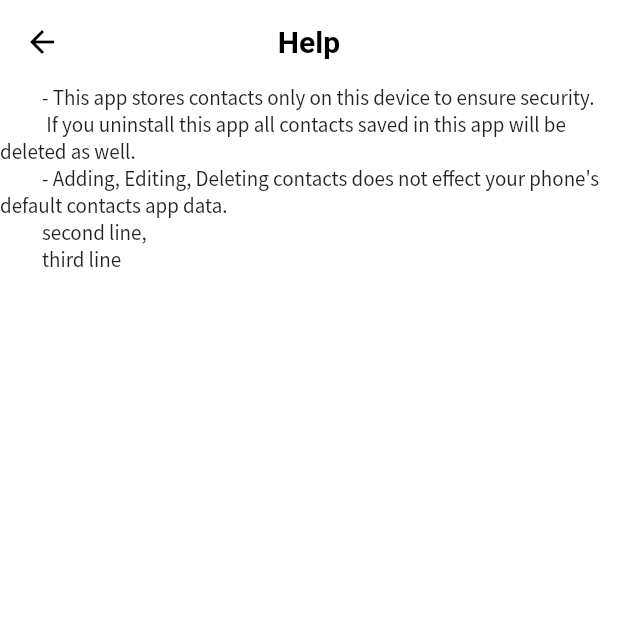
After one commit to islam-ahsanul/Quick-Contacts, a Flutter app: the screen it shows after launch, in the side drawer, after a tap on "Help", on a phone screen of 412 x 824 dp, the top half of it. The commit adds this screen. Run offline on Flutter 3.47's test engine with Material 2 defaults, Android fonts, the phone set to English and light mode, and no system bars; our stand-ins replace flutter_sticky_header, image_picker, shared_preferences, sqflite; missing offline and left inert: flutter_scrolling_fab_animated; accounts and stored records are empty; Roboto replaces fonts that are missing (MPLUSRounded).

Commit message:
added help and about screens

```diff
--- a/lib/main.dart
+++ b/lib/main.dart
@@ -7,6 +7,8 @@ import './screens/addContacts_screen.dart';
 import './screens/contacts_detail_screen.dart';
 import './screens/tabs_screen.dart';
 import './screens/edit_screen.dart';
+import './screens/help_screen.dart';
+import './screens/about_screen.dart';
 
 void main() {
   runApp(const MyApp());
@@ -38,6 +40,8 @@ class MyApp extends StatelessWidget {
           AddContactScreen.routeName: (ctx) => AddContactScreen(),
           ContactDetailScreen.routeName: (ctx) => ContactDetailScreen(),
           EditScreen.routeName: (ctx) => EditScreen(),
+          HelpScreen.routeName: (ctx) => HelpScreen(),
+          AboutScreen.routeName: (ctx) => AboutScreen(),
         },
       ),
     );
--- /dev/null
+++ b/lib/screens/help_screen.dart
@@ -0,0 +1,33 @@
+import 'package:flutter/material.dart';
+
+class HelpScreen extends StatelessWidget {
+  const HelpScreen({Key? key}) : super(key: key);
+  static const routeName = '/help';
+
+  @override
+  Widget build(BuildContext context) {
+    return Scaffold(
+      appBar: AppBar(
+        backgroundColor: Colors.white,
+        foregroundColor: Colors.black,
+        elevation: 0,
+        title: Text(
+          'Help',
+          style: TextStyle(
+            fontFamily: 'MPLUSRounded',
+            fontWeight: FontWeight.bold,
+          ),
+        ),
+        centerTitle: true,
+      ),
+      body: Container(
+        child: Text('''
+          - This app stores contacts only on this device to ensure security.
+           If you uninstall this app all contacts saved in this app will be deleted as well.
+          - Adding, Editing, Deleting contacts does not effect your phone's default contacts app data.
+          second line,
+          third line'''),
+      ),
+    );
+  }
+}
--- a/lib/screens/tabs_screen.dart
+++ b/lib/screens/tabs_screen.dart
@@ -7,6 +7,8 @@ import 'package:shared_preferences/shared_preferences.dart';
 import './contacts_list_screen.dart';
 import './favories_screen.dart';
 import './small_tile_screen.dart';
+import './about_screen.dart';
+import './help_screen.dart';
 
 class TabScreen extends StatefulWidget {
   const TabScreen({Key? key}) : super(key: key);
@@ -133,6 +135,9 @@ class _TabScreenState extends State<TabScreen> {
                   padding:
                       const EdgeInsets.symmetric(horizontal: 8, vertical: 4),
                   child: ListTile(
+                    onTap: () {
+                      Navigator.of(context).pushNamed(HelpScreen.routeName);
+                    },
                     title: Text(
                       'Help',
                       style: TextStyle(
@@ -146,6 +151,9 @@ class _TabScreenState extends State<TabScreen> {
                   padding:
                       const EdgeInsets.symmetric(horizontal: 8, vertical: 4),
                   child: ListTile(
+                    onTap: () {
+                      Navigator.of(context).pushNamed(AboutScreen.routeName);
+                    },
                     title: Text(
                       'About',
                       style: TextStyle(
```
Also changed, not shown: lib/screens/about_screen.dart (added, +28 -0 lines).
